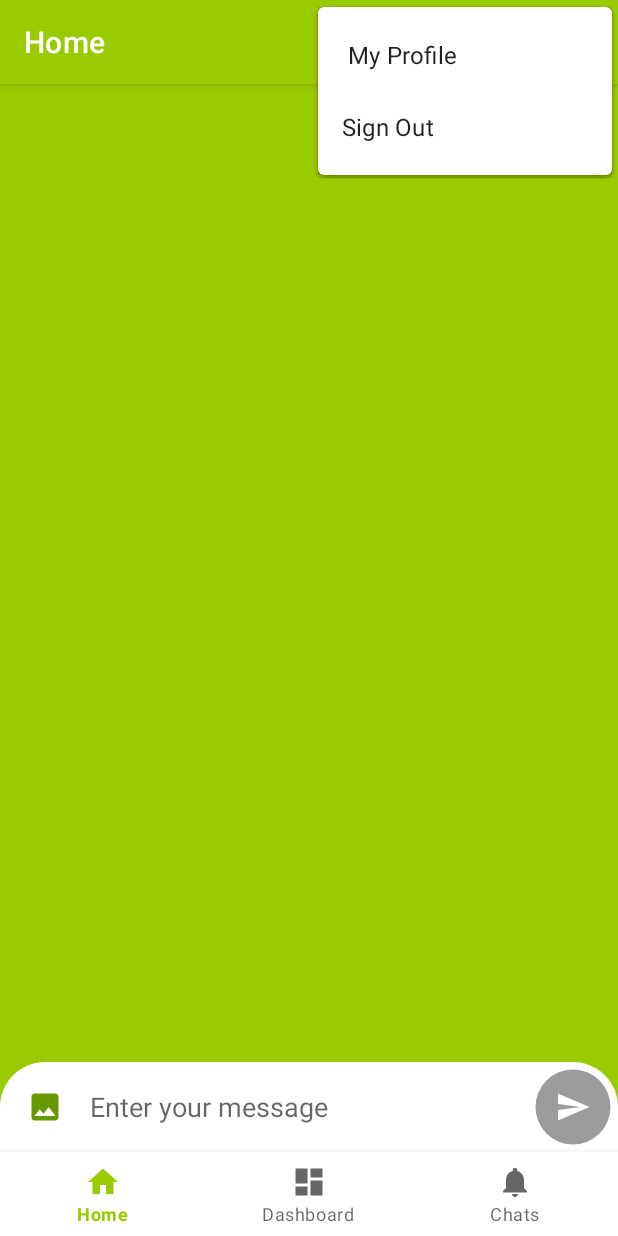
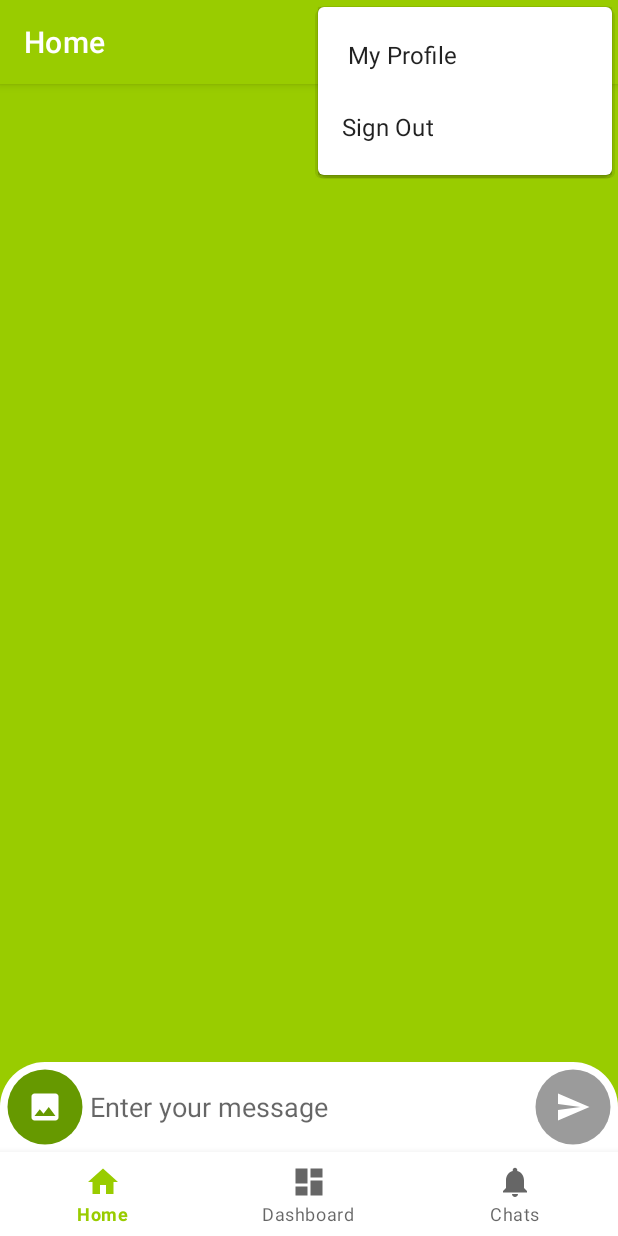
Before and after one commit to Priyanka-Sachan/PenCast, an Android app: the fragment ChatFragment placed in its activity, with the options menu open, on a phone screen of 412 x 824 dp. Run offline under Robolectric (Android 15) with nearby library versions, the phone set to English and light mode, and no system bars; our stand-ins replace Firebase (no records; nobody signed in at launch, a user with empty details on screens opened directly), data binding, navigation-ui; libraries missing offline, so code that uses them is left out: com.xwray.groupie; 8 statements that could not run were skipped.

Commit message:
Bug fixes.

```diff
--- a/app/src/main/java/com/example/pencast/login/LoginActivity.kt
+++ b/app/src/main/java/com/example/pencast/login/LoginActivity.kt
@@ -2,8 +2,6 @@ package com.example.pencast.login
 
 import androidx.appcompat.app.AppCompatActivity
 import android.os.Bundle
-import androidx.navigation.findNavController
-import androidx.navigation.ui.NavigationUI
 import com.example.pencast.R
 
 class LoginActivity : AppCompatActivity() {
--- a/app/src/main/java/com/example/pencast/login/SignInFragment.kt
+++ b/app/src/main/java/com/example/pencast/login/SignInFragment.kt
@@ -20,8 +20,6 @@ import com.google.firebase.database.*
 class SignInFragment : Fragment() {
 
     lateinit var binding: FragmentSignInBinding
-
-    private lateinit var database: DatabaseReference
 
     override fun onCreateView(
         inflater: LayoutInflater, container: ViewGroup?,
@@ -59,7 +57,8 @@ class SignInFragment : Fragment() {
                         "SignUpFragment",
                         "User signed in successfully: ${it.result?.user?.uid}"
                     )
-                val database = FirebaseDatabase.getInstance().getReference("/Users/${FirebaseAuth.getInstance().uid}")
+                val database = FirebaseDatabase.getInstance()
+                    .getReference("/Users/${FirebaseAuth.getInstance().uid}")
                 database.addValueEventListener(object : ValueEventListener {
                     override fun onDataChange(dataSnapshot: DataSnapshot) {
                         val user = dataSnapshot.getValue(User::class.java)!!
--- a/app/src/main/java/com/example/pencast/login/SignUpFragment.kt
+++ b/app/src/main/java/com/example/pencast/login/SignUpFragment.kt
@@ -29,7 +29,7 @@ class SignUpFragment : Fragment() {
 
     private val IMAGE_PICKER_REQUEST_CODE = 1
 
-    var selectedPhotoUri: Uri? = null
+    private var selectedPhotoUri: Uri? = null
 
     override fun onCreateView(
         inflater: LayoutInflater, container: ViewGroup?,
@@ -41,6 +41,7 @@ class SignUpFragment : Fragment() {
             container,
             false
         )
+
         binding.signUpButton.setOnClickListener {
             signUpUser()
         }
@@ -52,7 +53,7 @@ class SignUpFragment : Fragment() {
             imagePickerIntent.type = "image/*"
             startActivityForResult(imagePickerIntent, IMAGE_PICKER_REQUEST_CODE)
         }
-        // Inflate the layout for this fragment
+
         return binding.root
     }
 
--- a/app/src/main/java/com/example/pencast/ui/chat/ChatFragment.kt
+++ b/app/src/main/java/com/example/pencast/ui/chat/ChatFragment.kt
@@ -126,7 +126,7 @@ class ChatFragment : Fragment() {
         if (selectedPhotoUri != null) {
             val filename = UUID.randomUUID().toString()
             val storage = FirebaseStorage.getInstance().getReference("/Images/${thread}/$filename")
-            storage.putFile(selectedPhotoUri!!)
+            storage.putFile(selectedPhotoUri)
                 .addOnSuccessListener {
                     storage.downloadUrl.addOnSuccessListener {
                         sendMessageToDatabase("image", it.toString())
--- a/app/src/main/java/com/example/pencast/ui/chat/ChatFromImageItem.kt
+++ b/app/src/main/java/com/example/pencast/ui/chat/ChatFromImageItem.kt
@@ -5,7 +5,6 @@ import com.example.pencast.R
 import com.xwray.groupie.GroupieViewHolder
 import com.xwray.groupie.Item
 import kotlinx.android.synthetic.main.card_chat_from_image.view.*
-import kotlinx.android.synthetic.main.card_chat_from_text.view.*
 import kotlinx.android.synthetic.main.card_chat_from_text.view.image_from
 import kotlinx.android.synthetic.main.card_chat_from_text.view.recieve_time
 import java.text.SimpleDateFormat
--- a/app/src/main/java/com/example/pencast/ui/chat/ChatToImageItem.kt
+++ b/app/src/main/java/com/example/pencast/ui/chat/ChatToImageItem.kt
@@ -4,16 +4,13 @@ import com.bumptech.glide.Glide
 import com.example.pencast.R
 import com.xwray.groupie.GroupieViewHolder
 import com.xwray.groupie.Item
-import kotlinx.android.synthetic.main.card_chat_from_text.view.*
 import kotlinx.android.synthetic.main.card_chat_to_image.view.*
-import kotlinx.android.synthetic.main.card_chat_to_text.view.*
 import kotlinx.android.synthetic.main.card_chat_to_text.view.image_to
 import kotlinx.android.synthetic.main.card_chat_to_text.view.send_time
-import kotlinx.android.synthetic.main.card_user.view.*
 import java.text.SimpleDateFormat
 import java.util.*
 
-class ChatToImageItem(val chat: Chat, val profileImage:String) : Item<GroupieViewHolder>() {
+class ChatToImageItem(val chat: Chat, val profileImage: String) : Item<GroupieViewHolder>() {
     override fun getLayout(): Int {
         return R.layout.card_chat_to_image
     }
--- a/app/src/main/java/com/example/pencast/ui/chat/ChatToTextItem.kt
+++ b/app/src/main/java/com/example/pencast/ui/chat/ChatToTextItem.kt
@@ -4,13 +4,11 @@ import com.bumptech.glide.Glide
 import com.example.pencast.R
 import com.xwray.groupie.GroupieViewHolder
 import com.xwray.groupie.Item
-import kotlinx.android.synthetic.main.card_chat_from_text.view.*
 import kotlinx.android.synthetic.main.card_chat_to_text.view.*
-import kotlinx.android.synthetic.main.card_user.view.*
 import java.text.SimpleDateFormat
 import java.util.*
 
-class ChatToTextItem(val chat: Chat, val profileImage:String) : Item<GroupieViewHolder>() {
+class ChatToTextItem(val chat: Chat, val profileImage: String) : Item<GroupieViewHolder>() {
     override fun getLayout(): Int {
         return R.layout.card_chat_to_text
     }
--- a/app/src/main/java/com/example/pencast/ui/profile/ProfileFragment.kt
+++ b/app/src/main/java/com/example/pencast/ui/profile/ProfileFragment.kt
@@ -30,7 +30,6 @@ class ProfileFragment : Fragment() {
 
     private lateinit var sharedPreferences: SharedPreferences
 
-    private lateinit var thread: String
     lateinit var user: User
     private val IMAGE_PICKER_REQUEST_CODE: Int = 3
 
@@ -59,7 +58,6 @@ class ProfileFragment : Fragment() {
                 "Come join us at PenCast!!"
             )
         )
-
 
         val uid = FirebaseAuth.getInstance().uid.toString()
         database = FirebaseDatabase.getInstance().getReference("/Users/$uid")
--- a/app/src/main/res/drawable/ic_image.xml
+++ b/app/src/main/res/drawable/ic_image.xml
@@ -1,4 +1,4 @@
-<vector android:height="24dp" android:tint="#669900"
+<vector android:height="24dp" android:tint="#ffffff"
     android:viewportHeight="24" android:viewportWidth="24"
     android:width="24dp" xmlns:android="http://schemas.android.com/apk/res/android">
     <path android:fillColor="@android:color/white" android:pathData="M21,19V5c0,-1.1 -0.9,-2 -2,-2H5c-1.1,0 -2,0.9 -2,2v14c0,1.1 0.9,2 2,2h14c1.1,0 2,-0.9 2,-2zM8.5,13.5l2.5,3.01L14.5,12l4.5,6H5l3.5,-4.5z"/>
--- a/app/src/main/res/layout/fragment_chat.xml
+++ b/app/src/main/res/layout/fragment_chat.xml
@@ -15,7 +15,8 @@
             android:layout_width="match_parent"
             android:layout_height="match_parent"
             android:background="@android:color/holo_green_light"
-            android:paddingBottom="16dp"
+            android:clipToPadding="false"
+            android:paddingBottom="70dp"
             app:layoutManager="androidx.recyclerview.widget.LinearLayoutManager"
             app:layout_constraintBottom_toTopOf="@id/chat_bar"
             app:layout_constraintTop_toTopOf="parent"
@@ -33,7 +34,7 @@
                 android:id="@+id/chat_pick_image"
                 android:layout_width="60dp"
                 android:layout_height="60dp"
-                android:background="@android:color/transparent"
+                android:background="@drawable/ic_circle_enabled"
                 android:src="@drawable/ic_image" />
 
             <EditText
```
Also changed, not shown: app/src/main/res/layout/activity_login.xml (+6 -6 lines).
